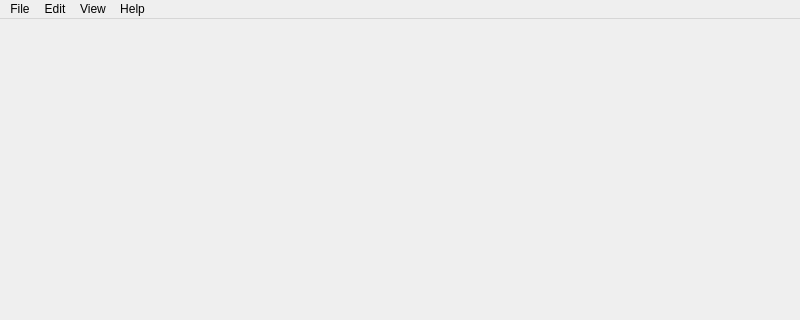
Old version of the form HardwareDebuggerApp/src/UI/Windows/MainWindow/MainWindow.ui in the repository CFXS/CFXS-L0-ARM-Debugger; both pictures show x 0 to 800 and y 0 to 320 of the 800 by 600 pixel window.
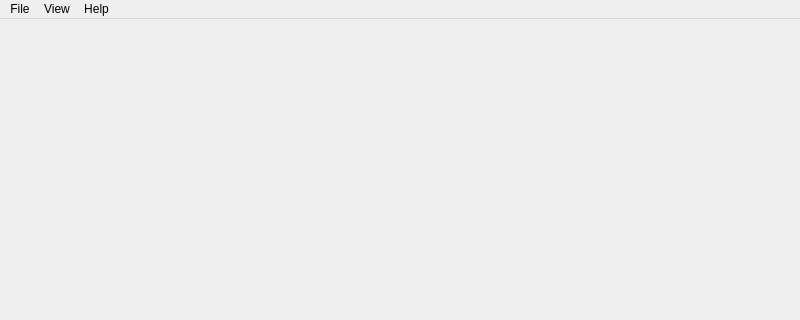
New version of the form. Custom widgets are drawn as their Qt base class.

The edit to the form file:
```diff
--- a/HardwareDebuggerApp/src/UI/Windows/MainWindow/MainWindow.ui
+++ b/HardwareDebuggerApp/src/UI/Windows/MainWindow/MainWindow.ui
@@ -43,6 +43,7 @@
                 <addaction name="separator" />
                 <addaction name="actionExit" />
             </widget>
+            <!--
             <widget class="QMenu" name="menuEdit">
                 <property name="title">
                     <string>Edit</string>
@@ -57,6 +58,7 @@
                 <addaction name="actionFind" />
                 <addaction name="actionReplace" />
             </widget>
+            -->
             <widget class="QMenu" name="menuView">
                 <property name="title">
                     <string>View</string>
```
